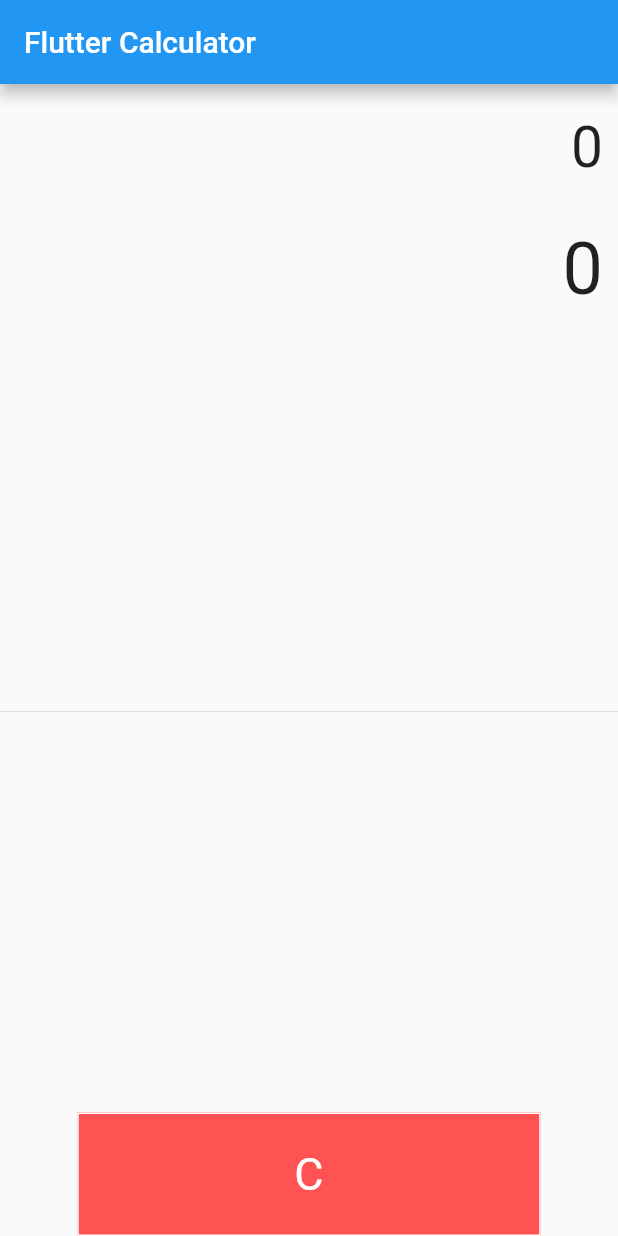
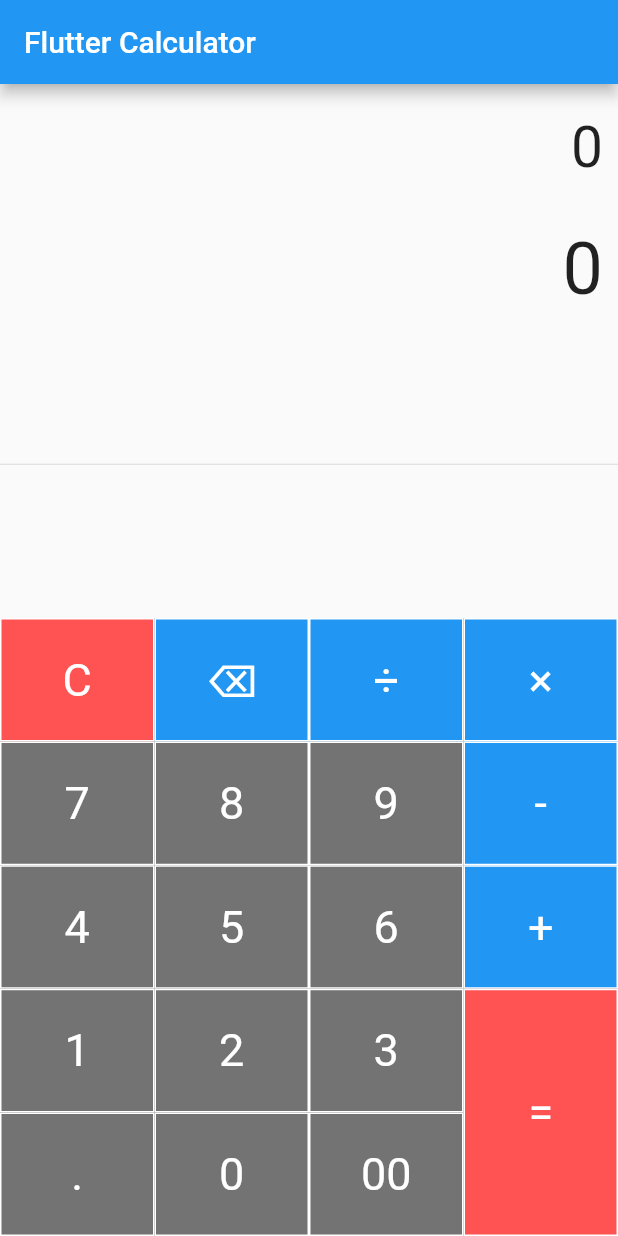
Before and after one commit to darryllaeria/calc_flutter, a Flutter app: the screen it shows after launch, on a phone screen of 412 x 824 dp. Run offline on Flutter 3.47's test engine with Material 2 defaults, Android fonts, the phone set to English and light mode, and no system bars.

Commit message:
Complete calculator keypad UI

```diff
--- a/lib/main.dart
+++ b/lib/main.dart
@@ -26,7 +26,7 @@ class _CalcHomePageState extends State<CalcHomePage> {
       String buttonText, double buttonHeight, Color buttonColor) {
     return Container(
         height: MediaQuery.of(context).size.height * .1 * buttonHeight,
-        color: Colors.redAccent,
+        color: buttonColor,
         child: FlatButton(
             shape: RoundedRectangleBorder(
                 borderRadius: BorderRadius.circular(0.0),
@@ -72,26 +72,48 @@ class _CalcHomePageState extends State<CalcHomePage> {
                     child: Table(
                       children: [
                         TableRow(children: [
-                          Container(
-                              height: MediaQuery.of(context).size.height * .1,
-                              color: Colors.redAccent,
-                              child: FlatButton(
-                                  shape: RoundedRectangleBorder(
-                                      borderRadius: BorderRadius.circular(0.0),
-                                      side: BorderSide(
-                                          color: Colors.white,
-                                          width: 1,
-                                          style: BorderStyle.solid)),
-                                  padding: EdgeInsets.all(16.0),
-                                  onPressed: null,
-                                  child: Text("C",
-                                      style: TextStyle(
-                                          fontSize: 30.0,
-                                          fontWeight: FontWeight.normal,
-                                          color: Colors.white))))
-                        ])
+                          buildButton("C", 1, Colors.redAccent),
+                          buildButton("⌫", 1, Colors.blue),
+                          buildButton("÷", 1, Colors.blue),
+                        ]),
+                        TableRow(children: [
+                          buildButton("7", 1, Colors.black54),
+                          buildButton("8", 1, Colors.black54),
+                          buildButton("9", 1, Colors.black54)
+                        ]),
+                        TableRow(children: [
+                          buildButton("4", 1, Colors.black54),
+                          buildButton("5", 1, Colors.black54),
+                          buildButton("6", 1, Colors.black54)
+                        ]),
+                        TableRow(children: [
+                          buildButton("1", 1, Colors.black54),
+                          buildButton("2", 1, Colors.black54),
+                          buildButton("3", 1, Colors.black54)
+                        ]),
+                        TableRow(children: [
+                          buildButton(".", 1, Colors.black54),
+                          buildButton("0", 1, Colors.black54),
+                          buildButton("00", 1, Colors.black54)
+                        ]),
                       ],
                     )),
+                Container(
+                    width: MediaQuery.of(context).size.width * .25,
+                    child: Table(children: [
+                      TableRow(children: [
+                        buildButton("×", 1, Colors.blue),
+                      ]),
+                      TableRow(children: [
+                        buildButton("-", 1, Colors.blue)
+                      ]),
+                      TableRow(children: [
+                        buildButton("+", 1, Colors.blue)
+                      ]),
+                      TableRow(children: [
+                        buildButton("=", 2, Colors.redAccent)
+                      ])
+                    ])),
               ],
             ),
           ],
```
